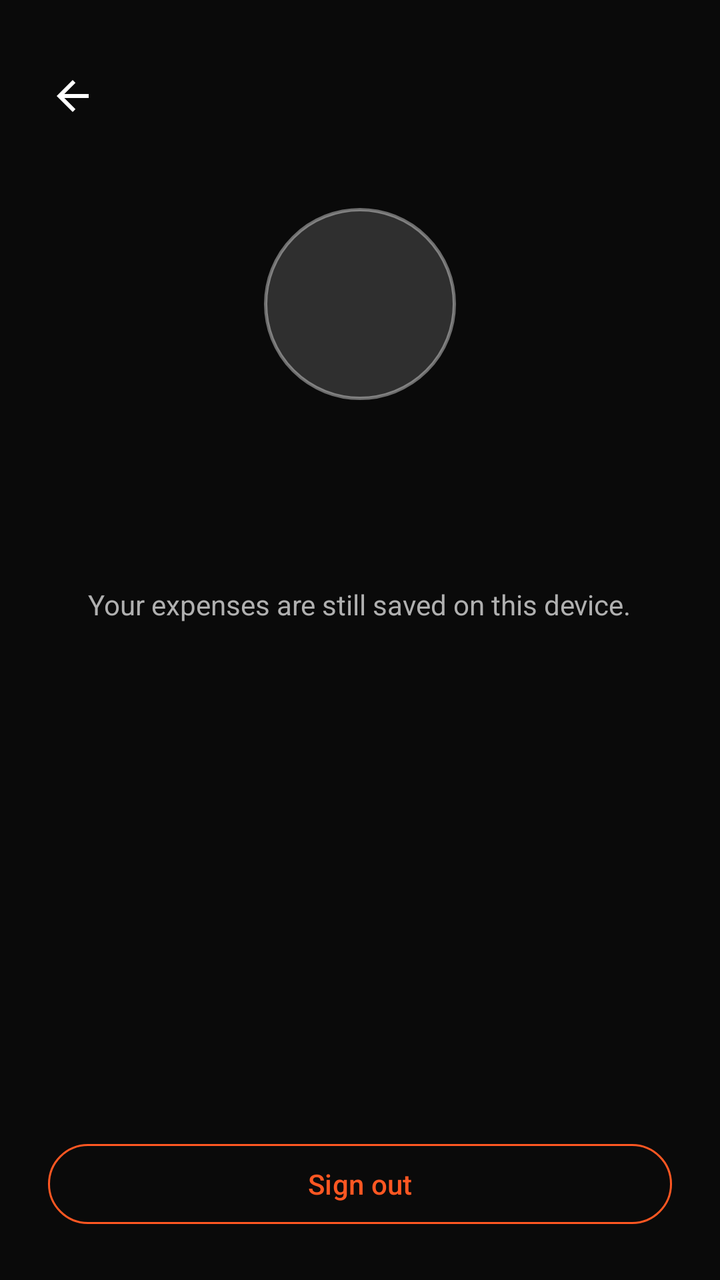
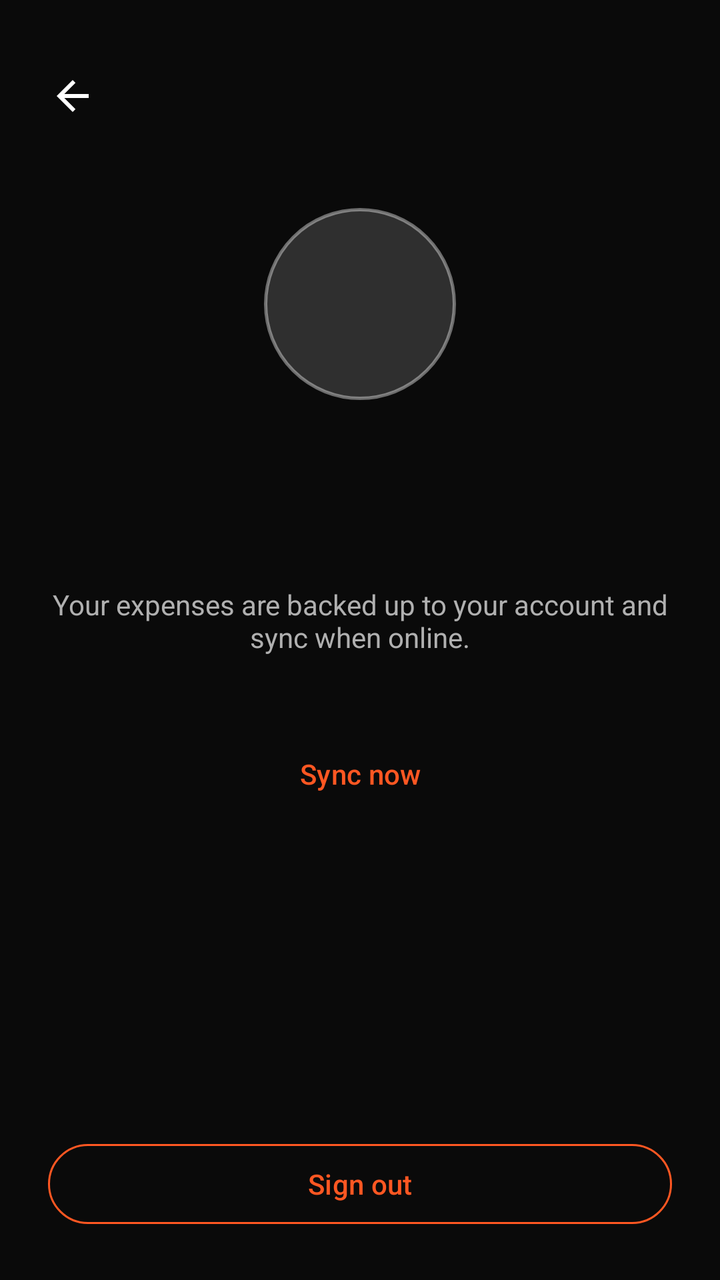

The first picture is an Android layout as it rendered before a commit; the second is the same layout after the commit. The layout source and the unified diff follow.
<!-- AndroidManifest.xml: application theme Theme.ExpenseTrackerApp -->
<!-- res/layout/fragment_account.xml -->
<?xml version="1.0" encoding="utf-8"?>
<LinearLayout xmlns:android="http://schemas.android.com/apk/res/android"
    xmlns:app="http://schemas.android.com/apk/res-auto"
    android:layout_width="match_parent"
    android:layout_height="match_parent"
    android:background="@color/background_dark"
    android:clickable="true"
    android:focusable="true"
    android:fitsSystemWindows="true"
    android:orientation="vertical"
    android:padding="@dimen/spacing_l">

    <ImageButton
        android:id="@+id/btn_account_back"
        android:layout_width="48dp"
        android:layout_height="48dp"
        android:layout_marginStart="-12dp"
        android:background="?attr/selectableItemBackgroundBorderless"
        android:contentDescription="@string/cd_back"
        android:src="@drawable/ic_arrow_back"
        app:tint="@color/white" />

    <TextView
        android:id="@+id/tv_account_initial"
        android:layout_width="96dp"
        android:layout_height="96dp"
        android:layout_gravity="center_horizontal"
        android:layout_marginTop="@dimen/spacing_xl"
        android:background="@drawable/bg_avatar_circle"
        android:gravity="center"
        android:textColor="@color/white"
        android:textSize="40sp"
        android:textStyle="bold" />

    <TextView
        android:id="@+id/tv_account_name"
        android:layout_width="wrap_content"
        android:layout_height="wrap_content"
        android:layout_gravity="center_horizontal"
        android:layout_marginTop="@dimen/spacing_m"
        android:textColor="@color/text_primary"
        android:textSize="@dimen/text_size_title"
        android:textStyle="bold" />

    <TextView
        android:id="@+id/tv_account_email"
        android:layout_width="wrap_content"
        android:layout_height="wrap_content"
        android:layout_gravity="center_horizontal"
        android:layout_marginTop="@dimen/spacing_xs"
        android:textColor="@color/text_secondary"
        android:textSize="@dimen/text_size_body" />

    <TextView
        android:layout_width="wrap_content"
        android:layout_height="wrap_content"
        android:layout_gravity="center_horizontal"
        android:layout_marginTop="@dimen/spacing_l"
        android:gravity="center"
        android:text="@string/account_local_data_note"
        android:textColor="@color/text_secondary"
        android:textSize="@dimen/text_size_body_small" />

    <View
        android:layout_width="match_parent"
        android:layout_height="0dp"
        android:layout_weight="1" />

    <com.google.android.material.button.MaterialButton
        android:id="@+id/btn_sign_out"
        style="@style/Widget.Material3.Button.OutlinedButton"
        android:layout_width="match_parent"
        android:layout_height="@dimen/button_height_standard"
        android:text="@string/btn_sign_out"
        android:textColor="@color/expense_orange"
        app:strokeColor="@color/expense_orange" />
</LinearLayout>
<!-- resources referenced by this layout -->
<resources>
  <color name="background_dark">#0A0A0A</color>
  <color name="expense_orange">#FF5722</color>
  <color name="text_primary">#FFFFFF</color>
  <color name="text_secondary">#B0B0B0</color>
  <color name="white">#FFFFFF</color>
  <dimen name="button_height_standard">48dp</dimen>
  <dimen name="spacing_l">24dp</dimen>
  <dimen name="spacing_m">16dp</dimen>
  <dimen name="spacing_xl">32dp</dimen>
  <dimen name="spacing_xs">4dp</dimen>
  <dimen name="text_size_body">16sp</dimen>
  <dimen name="text_size_body_small">14sp</dimen>
  <dimen name="text_size_title">20sp</dimen>
  <!-- drawable bg_avatar_circle (drawable) -->
  <?xml version="1.0" encoding="utf-8"?>
  <ripple xmlns:android="http://schemas.android.com/apk/res/android"
      android:color="#33FFFFFF">
      <item>
          <shape android:shape="oval">
              <solid android:color="#26FFFFFF" />
              <stroke
                  android:width="1.5dp"
                  android:color="#66FFFFFF" />
          </shape>
      </item>
  </ripple>
  <!-- drawable ic_arrow_back (drawable) -->
  <vector xmlns:android="http://schemas.android.com/apk/res/android"
      android:width="24dp"
      android:height="24dp"
      android:viewportWidth="24"
      android:viewportHeight="24"
      android:tint="?attr/colorControlNormal">
    <path
        android:fillColor="@android:color/white"
        android:pathData="M20,11H7.83l5.59,-5.59L12,4l-8,8 8,8 1.41,-1.41L7.83,13H20v-2z"/>
  </vector>
  <string name="account_local_data_note">Your expenses are still saved on this device.</string>
  <string name="btn_sign_out">Sign out</string>
  <string name="cd_back">Back</string>
  <style name="Theme.ExpenseTrackerApp" parent="Theme.Material3.DayNight.NoActionBar">
          <item name="colorPrimary">@color/colorPrimary</item>
          <item name="colorPrimaryVariant">@color/colorPrimaryDark</item>
          <item name="colorOnPrimary">@color/white</item>
          <item name="colorSecondary">@color/colorAccent</item>
          <item name="colorSecondaryVariant">@color/colorAccent</item>
          <item name="colorOnSecondary">@color/white</item>
          <item name="android:colorBackground">@color/background_dark</item>
          <item name="android:statusBarColor">@color/background_dark</item>
          <item name="android:navigationBarColor">@color/background_dark</item>
      </style>
  <color name="colorPrimary">#FF5722</color>
  <color name="colorPrimaryDark">#E64A19</color>
  <color name="colorAccent">#FF5722</color>
</resources>

<!-- the commit's change to res/layout/fragment_account.xml (unified diff, before → after) -->
@@ -61,6 +61,27 @@
         android:textColor="@color/text_secondary"
         android:textSize="@dimen/text_size_body_small" />
 
+    <TextView
+        android:id="@+id/tv_sync_status"
+        android:layout_width="wrap_content"
+        android:layout_height="wrap_content"
+        android:layout_gravity="center_horizontal"
+        android:layout_marginTop="@dimen/spacing_m"
+        android:gravity="center"
+        android:lineSpacingExtra="4dp"
+        android:textColor="@color/text_primary"
+        android:textSize="@dimen/text_size_body_small" />
+
+    <com.google.android.material.button.MaterialButton
+        android:id="@+id/btn_sync_now"
+        style="@style/Widget.Material3.Button.TextButton"
+        android:layout_width="wrap_content"
+        android:layout_height="wrap_content"
+        android:layout_gravity="center_horizontal"
+        android:minHeight="48dp"
+        android:text="@string/btn_sync_now"
+        android:textColor="@color/expense_orange" />
+
     <View
         android:layout_width="match_parent"
         android:layout_height="0dp"
<!-- resource entries referenced after the edit -->
@@ -37,8 +37,9 @@
         android:fillColor="@android:color/white"
         android:pathData="M20,11H7.83l5.59,-5.59L12,4l-8,8 8,8 1.41,-1.41L7.83,13H20v-2z"/>
   </vector>
-  <string name="account_local_data_note">Your expenses are still saved on this device.</string>
+  <string name="account_local_data_note">Your expenses are backed up to your account and sync when online.</string>
   <string name="btn_sign_out">Sign out</string>
+  <string name="btn_sync_now">Sync now</string>
   <string name="cd_back">Back</string>
   <style name="Theme.ExpenseTrackerApp" parent="Theme.Material3.DayNight.NoActionBar">
           <item name="colorPrimary">@color/colorPrimary</item>
